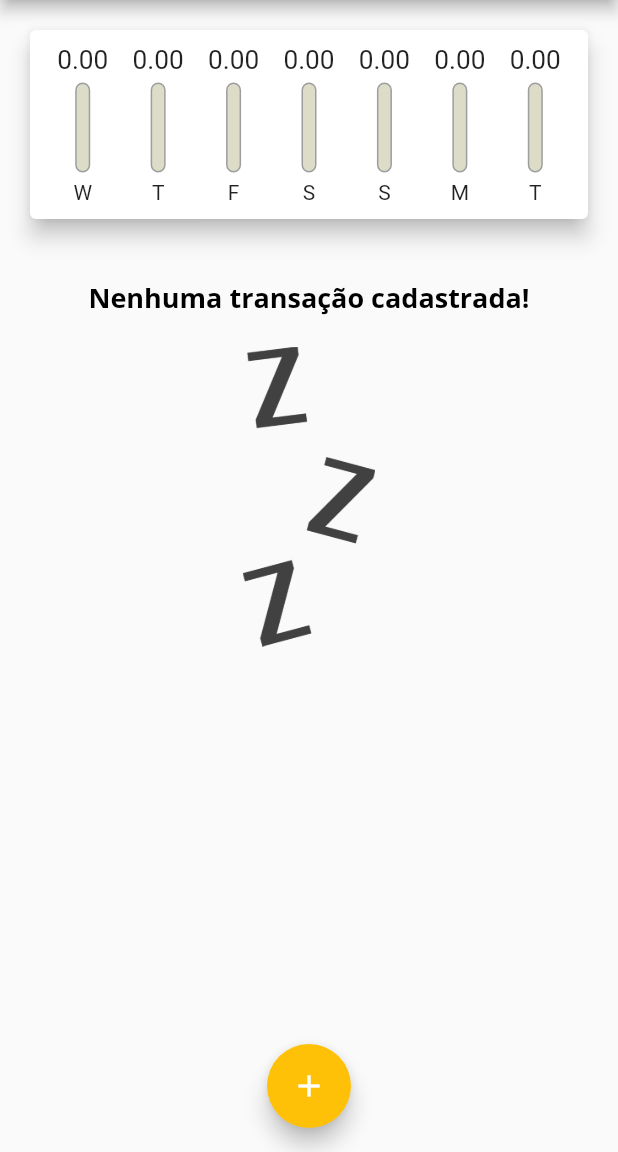
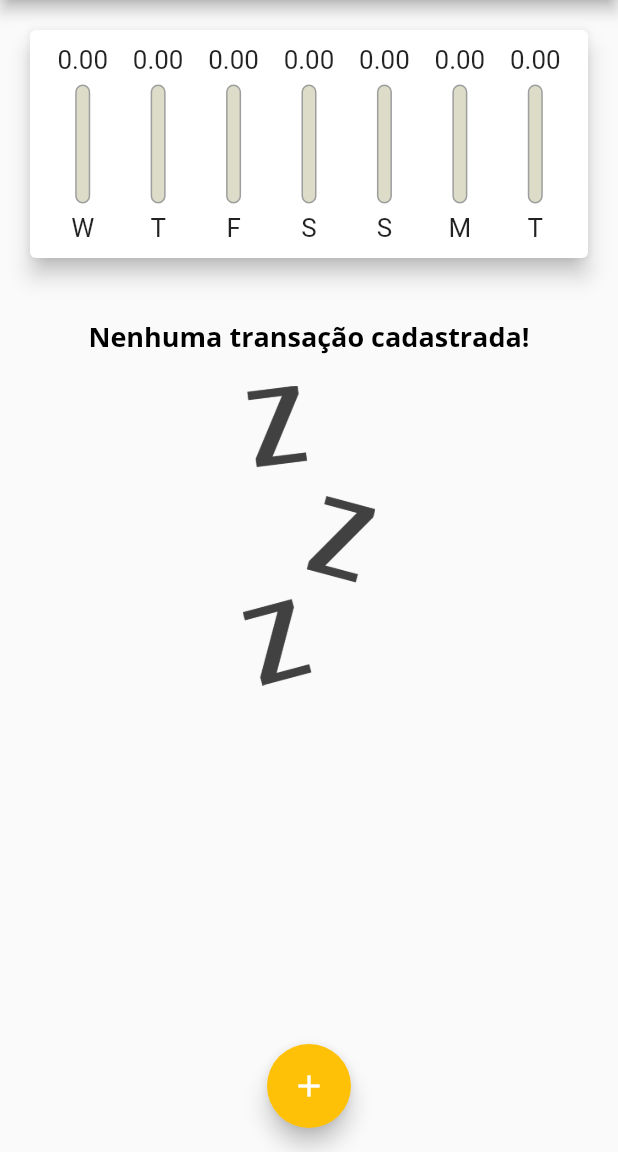
Before and after one commit to pedrohns/Projeto-Despesas, a Flutter app: the screen it shows after launch, on a phone screen of 412 x 824 dp, the part 84-1236 px from its top. Run offline on Flutter 3.47's test engine with Material 2 defaults, Android fonts, the phone set to English and light mode, and no system bars.

Commit message:
Começo da aula responsiva

```diff
--- a/lib/components/chart_bar.dart
+++ b/lib/components/chart_bar.dart
@@ -13,16 +13,18 @@ class Chartbar extends StatelessWidget {
 
   @override
   Widget build(BuildContext context) {
+    return LayoutBuilder(
+      builder: (ctx, constraints) {
         return Column(children: [
           Container(
-        height: 20,
+            height: constraints.maxHeight * 0.15,
             child: FittedBox(
               child: Text('${value.toStringAsFixed(2)}'),
             ),
           ),
-      SizedBox(height: 5),
+          SizedBox(height: constraints.maxHeight * 0.05),
           Container(
-        height: 60,
+            height: constraints.maxHeight * 0.6,
             width: 10,
             child: Stack(
               alignment: Alignment.bottomCenter,
@@ -46,8 +48,13 @@ class Chartbar extends StatelessWidget {
               ],
             ),
           ),
-      SizedBox(height: 5),
-      Text(label)
+          SizedBox(height: constraints.maxHeight * 0.05),
+          Container(
+            child: FittedBox(child: Text(label)),
+            height: constraints.maxHeight * 0.15,
+          )
         ]);
+      },
+    );
   }
 }
--- a/lib/components/transaction_list.dart
+++ b/lib/components/transaction_list.dart
@@ -10,9 +10,7 @@ class TransactionList extends StatelessWidget {
 
   @override
   Widget build(BuildContext context) {
-    return Container(
-      height: 550,
-      child: transactions.isEmpty
+    return transactions.isEmpty
         ? Column(
             children: [
               SizedBox(
@@ -67,7 +65,6 @@ class TransactionList extends StatelessWidget {
                 ),
               );
             },
-            ),
           );
   }
 }
--- a/lib/main.dart
+++ b/lib/main.dart
@@ -96,21 +96,35 @@ class _MyHomePageState extends State<MyHomePage> {
 
   @override
   Widget build(BuildContext context) {
+    final appBar = AppBar(
+      title: Text(
+        'Despesas Pessoais',
+        style: TextStyle(fontSize: 20 * MediaQuery.of(context).textScaleFactor),
+      ),
+      actions: [
+        IconButton(
+            icon: Icon(Icons.add),
+            onPressed: () => _openTransactionFormModal(context))
+      ],
+    );
+    final availableHeight = MediaQuery.of(context).size.height -
+        appBar.preferredSize.height -
+        MediaQuery.of(context).padding.top;
+
     return Scaffold(
-      appBar: AppBar(
-        title: Text('Despesas Pessoais'),
-        actions: [
-          IconButton(
-              icon: Icon(Icons.add),
-              onPressed: () => _openTransactionFormModal(context))
-        ],
-      ),
+      appBar: appBar,
       body: SingleChildScrollView(
         child: Column(
           crossAxisAlignment: CrossAxisAlignment.stretch,
           children: [
-            Chart(_recentTransactions),
-            TransactionList(_transactions, _deleteTransaction),
+            Container(
+              height: availableHeight * 0.25,
+              child: Chart(_recentTransactions),
+            ),
+            Container(
+              height: availableHeight * 0.75,
+              child: TransactionList(_transactions, _deleteTransaction),
+            ),
           ],
         ),
       ),
```
Lines whose indentation alone changed are shown as unchanged.
